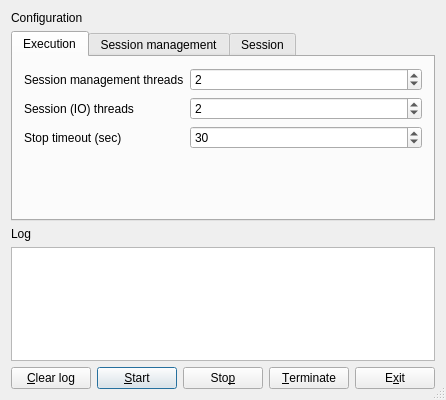
This is src/ma/echo/server/qt/mainform.ui in mabrarov/asio_samples as Qt 5 draws it before an edit. The edited form follows.
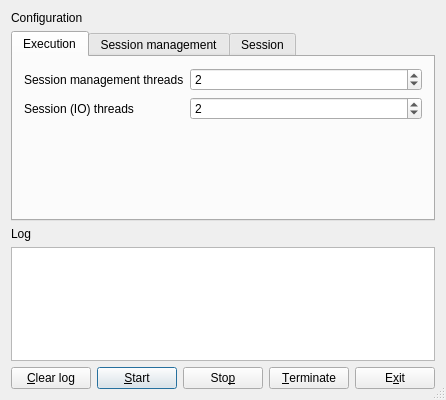
This is the edited form.

Diff of the .ui file:
```diff
--- a/src/ma/echo/server/qt/mainform.ui
+++ b/src/ma/echo/server/qt/mainform.ui
@@ -34,6 +34,9 @@
        <string>Execution</string>
       </attribute>
       <layout class="QFormLayout" name="executionTabLayout">
+       <property name="fieldGrowthPolicy">
+        <enum>QFormLayout::AllNonFixedFieldsGrow</enum>
+       </property>
        <item row="0" column="0">
         <widget class="QLabel" name="sessionManagementThreadsLabel">
          <property name="text">
@@ -74,23 +77,6 @@
          </property>
         </widget>
        </item>
-       <item row="2" column="0">
-        <widget class="QLabel" name="stopTimeoutLabel">
-         <property name="text">
-          <string>Stop timeout (sec)</string>
-         </property>
-        </widget>
-       </item>
-       <item row="2" column="1">
-        <widget class="QSpinBox" name="stopTimeoutSpinBox">
-         <property name="maximum">
-          <number>100000</number>
-         </property>
-         <property name="value">
-          <number>30</number>
-         </property>
-        </widget>
-       </item>
       </layout>
      </widget>
      <widget class="QWidget" name="sessionManagementTab">
```
Left out of the diff: 33 changed lines with no effect on the pictures.
